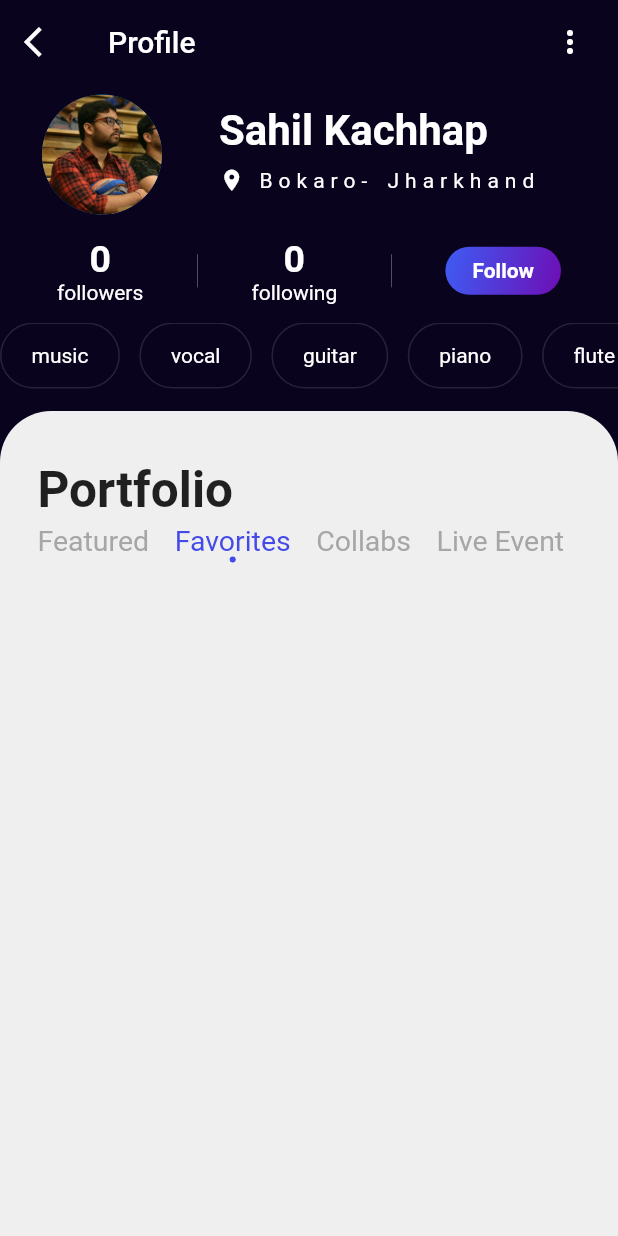
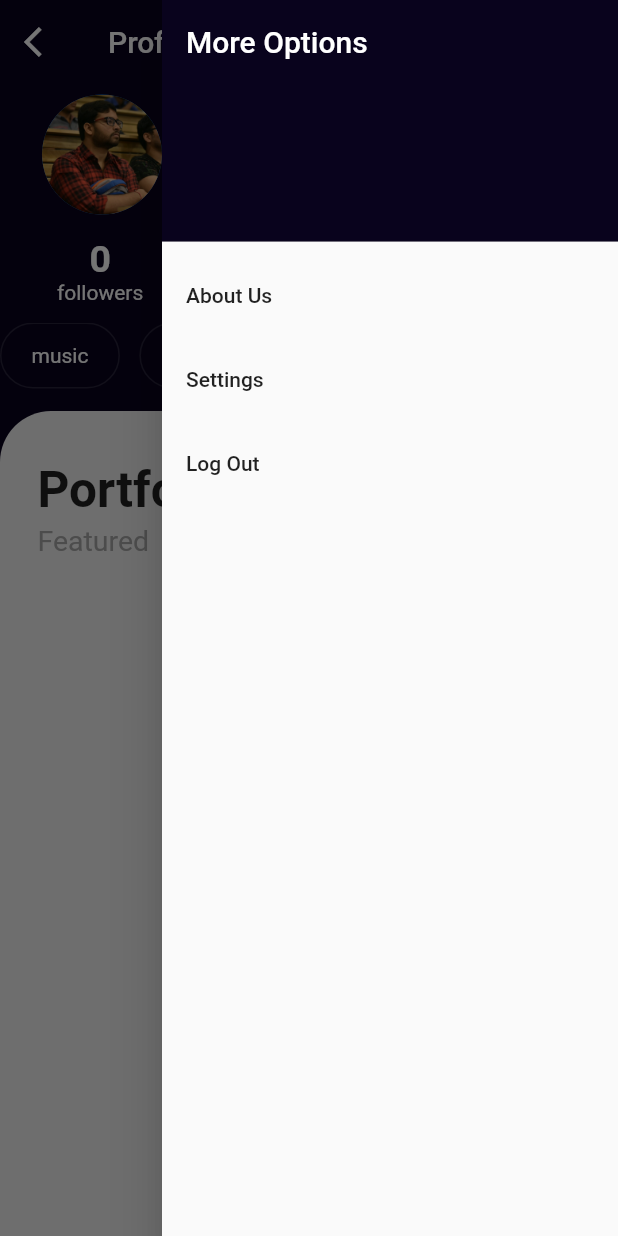
Before and after one commit to Sahil-kachhap/Musical-Match, a Flutter app: the ProfilePage screen opened by its route, after a tap on the "more vert" icon, on a phone screen of 412 x 824 dp. Run offline on Flutter 3.47's test engine with Material 2 defaults, Android fonts, the phone set to English and light mode, and no system bars; our stand-ins replace firebase_auth, firebase_core, firebase_database, fluttertoast, google_fonts; accounts and stored records are empty.

Commit message:
EndDrawer added on profile

```diff
--- a/lib/Presentation/Screens/Profile_Page.dart
+++ b/lib/Presentation/Screens/Profile_Page.dart
@@ -5,9 +5,16 @@ class ProfilePage extends StatelessWidget {
 
   List tags = ['music', 'vocal', 'guitar', 'piano', 'flute'];
   List Categories = ['Featured', 'Favorites', 'Collabs', 'Live Event'];
+  final GlobalKey<ScaffoldState> _scaffoldKey = new GlobalKey<ScaffoldState>();
+
+  void _openEndDrawer() {
+    _scaffoldKey.currentState.openEndDrawer();
+  }
+
   @override
   Widget build(BuildContext context) {
     return Scaffold(
+      key: _scaffoldKey,
       backgroundColor: Color(0xff09031D),
       appBar: AppBar(
         leading: IconButton(
@@ -25,11 +32,44 @@ class ProfilePage extends StatelessWidget {
                 Icons.more_vert,
                 color: Colors.white,
               ),
-              onPressed: () {},
+              onPressed: _openEndDrawer,
             ),
           ),
         ],
       ),
+      endDrawer: Drawer(
+        child: ListView(
+          padding: EdgeInsets.zero,
+          children: <Widget>[
+            DrawerHeader(
+              child: Text('More Options', style: TextStyle( fontSize:20 ,color: Colors.white,)),
+              decoration: BoxDecoration(
+                color: Color(0xff09031D),
+              ),
+            ),
+            ListTile(
+              title: Text('About Us'),
+              onTap: () {
+                Navigator.pop(context);
+              },
+            ),
+            ListTile(
+              title: Text('Settings'),
+              onTap: () {
+                Navigator.pop(context);
+              },
+            ),
+            ListTile(
+              title: Text('Log Out'),
+              onTap: () {
+                Navigator.pop(context);
+              },
+            ),
+          ],
+        ),
+      ),
+      // Disable opening the end drawer with a swipe gesture accidentaly
+      endDrawerEnableOpenDragGesture: false,
       body: Column(
           mainAxisAlignment: MainAxisAlignment.start,
           crossAxisAlignment: CrossAxisAlignment.center,
```
